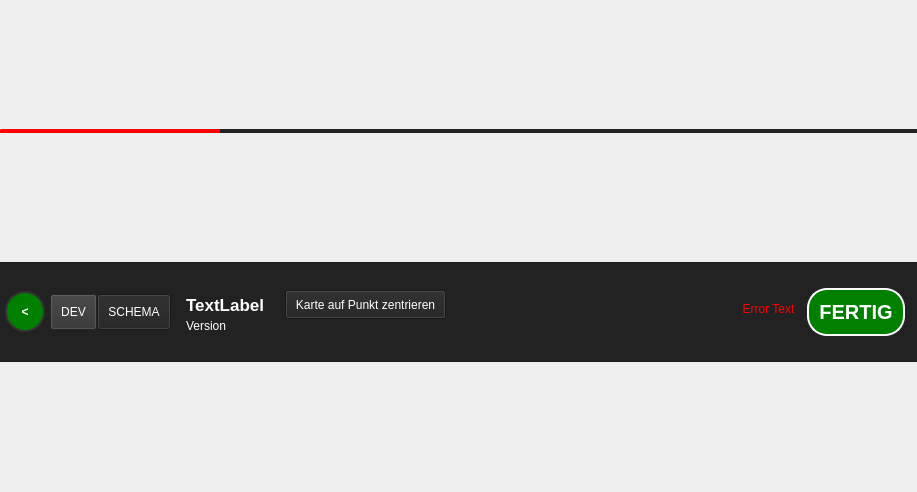
This is fim/gui/form/saveBar.ui in b-lack/qgis-fim-plugin as Qt 5 draws it before an edit. The edited form follows.
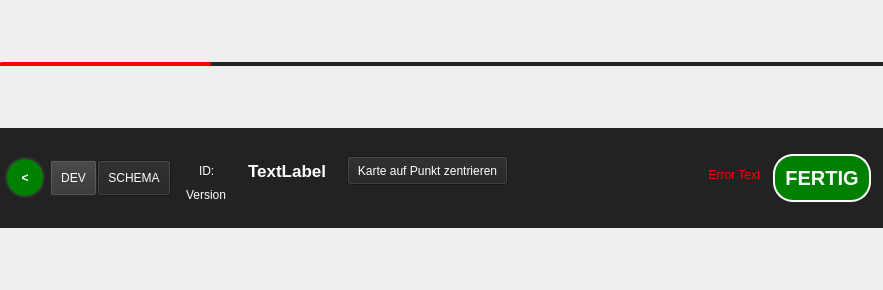
This is the edited form.

```diff
--- a/fim/gui/form/saveBar.ui
+++ b/fim/gui/form/saveBar.ui
@@ -6,12 +6,12 @@
    <rect>
     <x>0</x>
     <y>0</y>
-    <width>917</width>
-    <height>492</height>
+    <width>883</width>
+    <height>290</height>
    </rect>
   </property>
   <property name="sizePolicy">
-   <sizepolicy hsizetype="Preferred" vsizetype="Fixed">
+   <sizepolicy hsizetype="MinimumExpanding" vsizetype="Fixed">
     <horstretch>0</horstretch>
     <verstretch>0</verstretch>
    </sizepolicy>
@@ -211,6 +211,19 @@
           <property name="topMargin">
            <number>0</number>
           </property>
+          <item>
+           <widget class="QLabel" name="label">
+            <property name="sizePolicy">
+             <sizepolicy hsizetype="Fixed" vsizetype="Preferred">
+              <horstretch>0</horstretch>
+              <verstretch>0</verstretch>
+             </sizepolicy>
+            </property>
+            <property name="text">
+             <string>ID:</string>
+            </property>
+           </widget>
+          </item>
           <item>
            <widget class="QLabel" name="lfbId">
             <property name="font">
```
Left out of the diff: 3 changed lines with no effect on the pictures.
